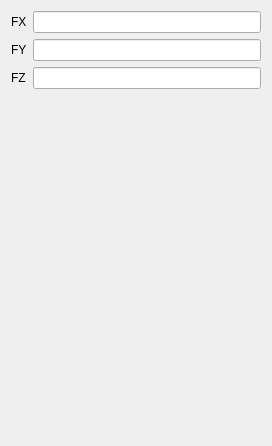
This is plugins/Base_PhysicalField/LinearForcePage.ui in asd977/base_cae as Qt 5 draws it before an edit. The edited form follows.
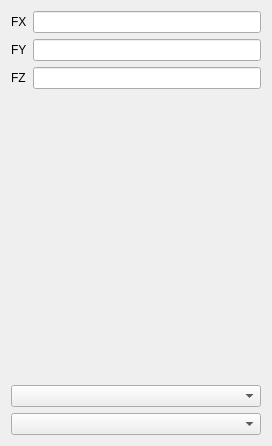
This is the edited form.

Commit message: Add dim/group dropdown selectors across physical-field load pages

The edit to the form file:
```diff
--- a/plugins/Base_PhysicalField/LinearForcePage.ui
+++ b/plugins/Base_PhysicalField/LinearForcePage.ui
@@ -57,6 +57,12 @@
      </property>
     </widget>
    </item>
+   <item row="4" column="0" colspan="2">
+    <widget class="QComboBox" name="comboBoxDim"/>
+   </item>
+   <item row="5" column="0" colspan="2">
+    <widget class="QComboBox" name="comboBoxGroup"/>
+   </item>
   </layout>
  </widget>
  <resources/>
```
The commit also changes 26 other files.
